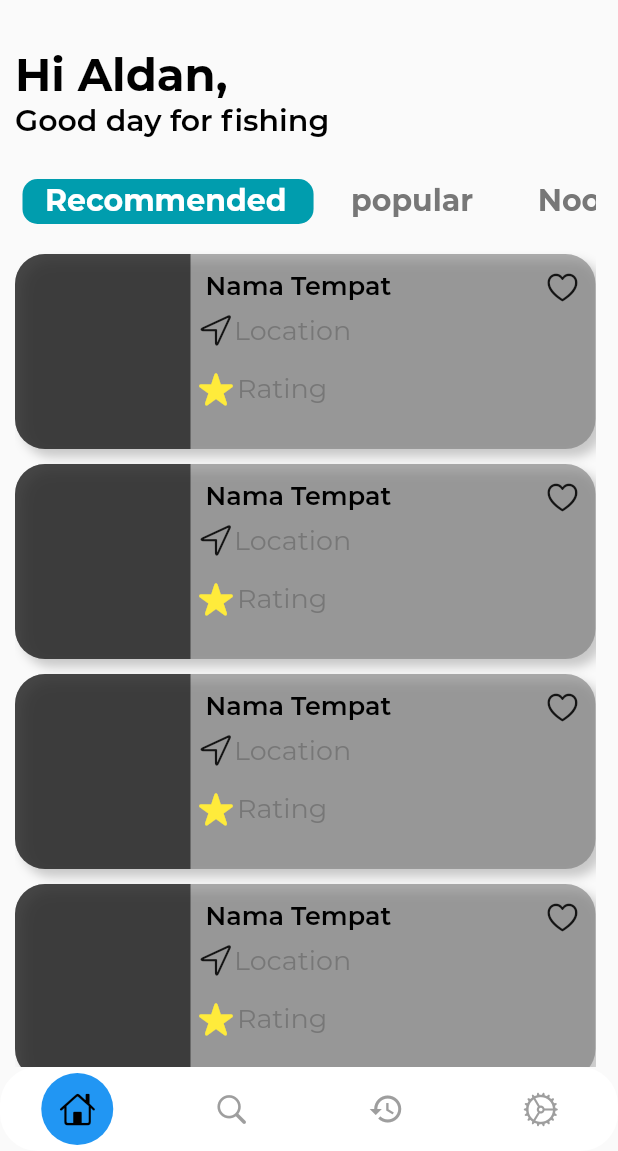
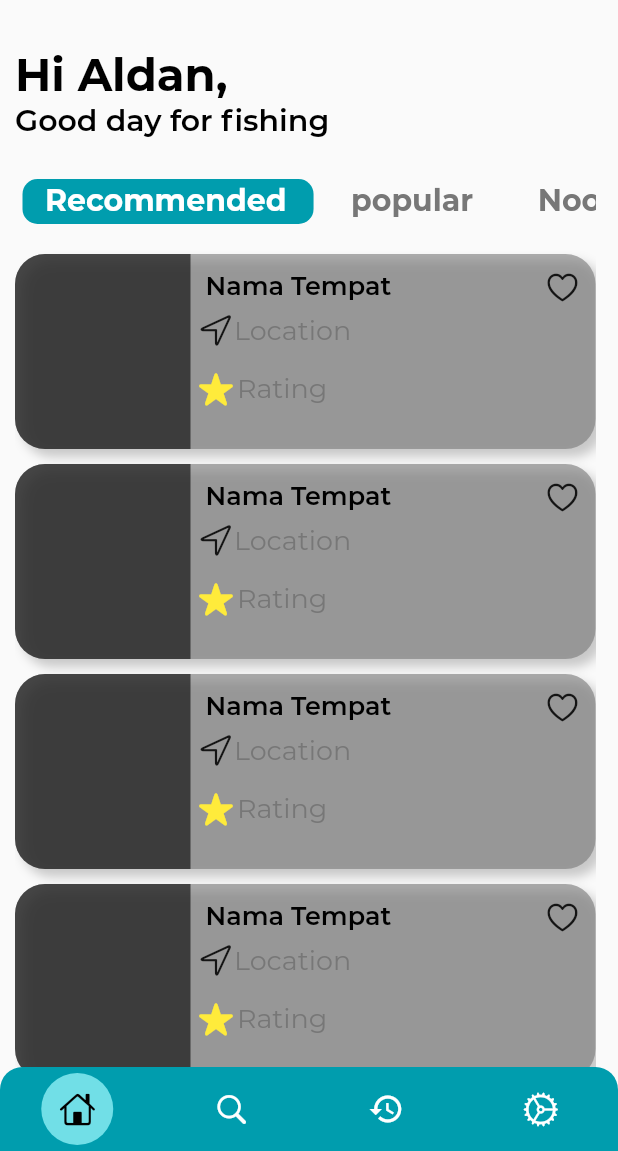
Before and after one commit to mari-bangkit/Mobi.lo, a Flutter app: the MyHomePage screen opened directly, on a phone screen of 412 x 824 dp, the part 85-1236 px from its top. Run offline on Flutter 3.47's test engine with Material 2 defaults, Android fonts, the light colour scheme and no system bars; drawn by our look-alikes of flutter_snake_navigationbar; our stand-ins replace readmore; project files that could hold a hidden picture were left out.

Commit message:
Update color bottom navigator

```diff
--- a/lib/main.dart
+++ b/lib/main.dart
@@ -2,6 +2,7 @@
 
 import 'package:flutter/cupertino.dart';
 import 'package:flutter/material.dart';
+import 'package:yuk_mancing/Constant/style.dart';
 import 'package:yuk_mancing/UI/history_page.dart';
 import 'package:yuk_mancing/UI/home_page.dart';
 import 'package:yuk_mancing/UI/search_page.dart';
@@ -37,7 +38,10 @@ class MyHomePage extends StatefulWidget {
 
 class _MyHomePageState extends State<MyHomePage> {
   ShapeBorder? bottomBarShape = const RoundedRectangleBorder(
-    borderRadius: BorderRadius.all(Radius.circular(25)),
+    borderRadius: BorderRadius.only(
+      topLeft: Radius.circular(15),
+      topRight: Radius.circular(15),
+    ),
   );
 
   int _selectedItemPosition = 0;
@@ -54,16 +58,6 @@ class _MyHomePageState extends State<MyHomePage> {
   Gradient unselectedGradient =
       const LinearGradient(colors: [Colors.red, Colors.blueGrey]);
 
-  Color? containerColor;
-  List<Color> containerColors = [
-    const Color(0xFFFEEEEE).withOpacity(0),
-    const Color(0xFFE4EDF5).withOpacity(0),
-    const Color(0xFFE7EEED).withOpacity(0),
-    const Color(0xFFF4E4CE).withOpacity(0),
-  ];
-
-  get kPrimary => null;
-
   Widget _getWidget() {
     if (_selectedItemPosition == 1) {
       return const SearchPage();
@@ -79,21 +73,25 @@ class _MyHomePageState extends State<MyHomePage> {
   @override
   Widget build(BuildContext context) {
     return Scaffold(
-      extendBodyBehindAppBar: true,
-      resizeToAvoidBottomInset: true,
-      extendBody: true,
       body: _getWidget(),
       bottomNavigationBar: SnakeNavigationBar.color(
         // height: 80,
+        backgroundColor: kPrimary,
         behaviour: SnakeBarBehaviour.pinned,
         snakeShape: snakeShape = SnakeShape.circle,
-        shape: bottomBarShape,
+        shape: RoundedRectangleBorder(
+          borderRadius: BorderRadius.only(
+            topLeft: Radius.circular(15),
+            topRight: Radius.circular(15),
+          ),
+        ),
         padding: EdgeInsets.zero,
 
         ///configuration for SnakeNavigationBar.color
-        snakeViewColor: kPrimary,
-        selectedItemColor: Colors.black,
-        unselectedItemColor: Colors.grey,
+        snakeViewColor: kSecondary,
+
+        selectedItemColor: kBlack,
+        unselectedItemColor: kWhite,
 
         ///configuration for SnakeNavigationBar.gradient
         // snakeViewGradient: selectedGradient,
```
